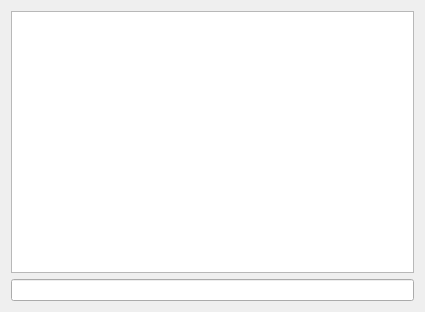
First picture: the form in pyobs_gui/qt/shellwidget.ui, repository pyobs/pyobs-gui, before the edit.
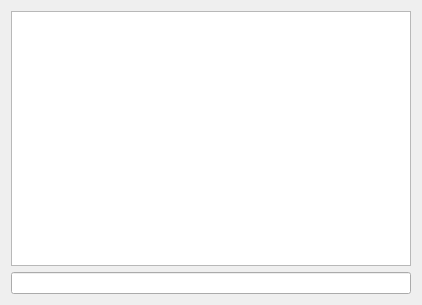
Second picture: the form after the edit. Custom widgets are drawn as their Qt base class.

Patch:
```diff
--- a/pyobs_gui/qt/shellwidget.ui
+++ b/pyobs_gui/qt/shellwidget.ui
@@ -6,8 +6,8 @@
    <rect>
     <x>0</x>
     <y>0</y>
-    <width>425</width>
-    <height>312</height>
+    <width>422</width>
+    <height>305</height>
    </rect>
   </property>
   <property name="windowTitle">
```
